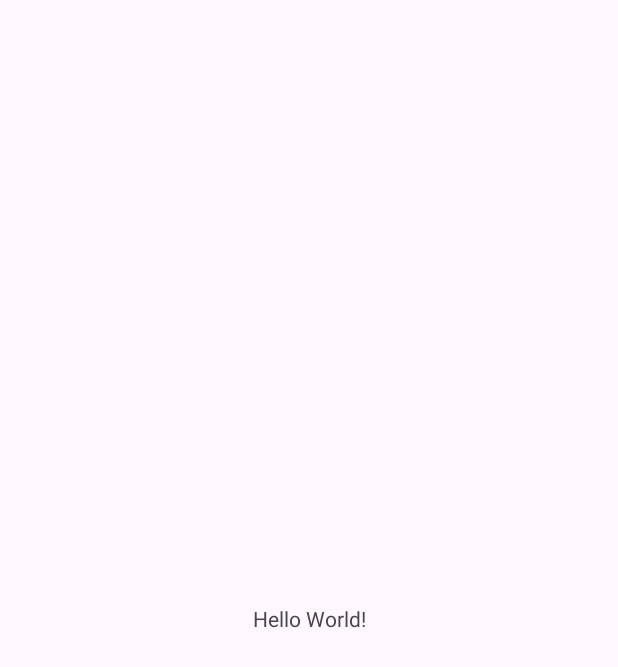
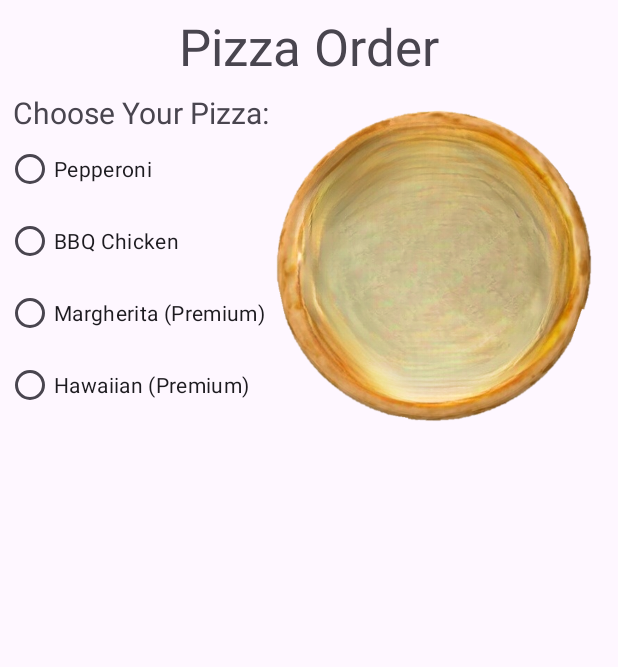
Before and after one commit to Abbalah19/Android_Dev, an Android app: the screen it shows after launch (MainActivity), on a phone screen of 412 x 824 dp. Before the commit the part shown is almost empty. Shown: the top 667 px of the screen. Run offline under Robolectric (Android 15) with nearby library versions, the phone set to English and light mode, and no system bars.

Commit message:
group radio buttons and image added

```diff
--- a/Homework_2/app/src/main/res/layout/activity_main.xml
+++ b/Homework_2/app/src/main/res/layout/activity_main.xml
@@ -7,12 +7,69 @@
     tools:context=".MainActivity">
 
     <TextView
+        android:id="@+id/title_text"
         android:layout_width="wrap_content"
         android:layout_height="wrap_content"
-        android:text="Hello World!"
-        app:layout_constraintBottom_toBottomOf="parent"
+        android:layout_marginTop="8dp"
+        android:text="Pizza Order"
+        android:textSize="34sp"
         app:layout_constraintEnd_toEndOf="parent"
         app:layout_constraintStart_toStartOf="parent"
         app:layout_constraintTop_toTopOf="parent" />
 
+    <RadioGroup
+        android:id="@+id/radioGroup"
+        android:layout_width="wrap_content"
+        android:layout_height="wrap_content"
+        app:layout_constraintEnd_toStartOf="@+id/pizza_image"
+        app:layout_constraintHorizontal_bias="0.5"
+        app:layout_constraintStart_toStartOf="parent"
+        app:layout_constraintTop_toBottomOf="@+id/pizza_type_text_view">
+
+        <RadioButton
+            android:layout_width="wrap_content"
+            android:layout_height="wrap_content"
+            android:text="Pepperoni" />
+
+        <RadioButton
+            android:layout_width="wrap_content"
+            android:layout_height="wrap_content"
+            android:text="BBQ Chicken" />
+
+        <RadioButton
+            android:layout_width="wrap_content"
+            android:layout_height="wrap_content"
+            android:text="Margherita (Premium)" />
+
+        <RadioButton
+            android:layout_width="wrap_content"
+            android:layout_height="wrap_content"
+            android:text="Hawaiian (Premium)" />
+
+    </RadioGroup>
+
+    <ImageView
+        android:id="@+id/pizza_image"
+        android:layout_width="220dp"
+        android:layout_height="220dp"
+        android:layout_marginEnd="8dp"
+        app:layout_constraintBottom_toBottomOf="@+id/radioGroup"
+        app:layout_constraintEnd_toEndOf="parent"
+        app:layout_constraintHorizontal_bias="0.5"
+        app:layout_constraintStart_toEndOf="@+id/radioGroup"
+        app:layout_constraintTop_toTopOf="@+id/pizza_type_text_view"
+        app:srcCompat="@drawable/pizza_crust" />
+
+    <TextView
+        android:id="@+id/pizza_type_text_view"
+        android:layout_width="wrap_content"
+        android:layout_height="wrap_content"
+        android:layout_marginStart="8dp"
+        android:layout_marginTop="8dp"
+        android:text="Choose Your Pizza:"
+        android:textSize="20sp"
+        app:layout_constraintEnd_toEndOf="@+id/radioGroup"
+        app:layout_constraintStart_toStartOf="@+id/radioGroup"
+        app:layout_constraintTop_toBottomOf="@+id/title_text" />
+
 </androidx.constraintlayout.widget.ConstraintLayout>
```
Also changed, not shown: Homework_2/app/src/main/res/drawable/bbq_chicken.png (added), Homework_2/app/src/main/res/drawable/hawaiian.png (added), Homework_2/app/src/main/res/drawable/margheritta.png (added), Homework_2/app/src/main/res/drawable/pepperoni.png (added), Homework_2/app/src/main/res/drawable/pizza_crust.png (added).
